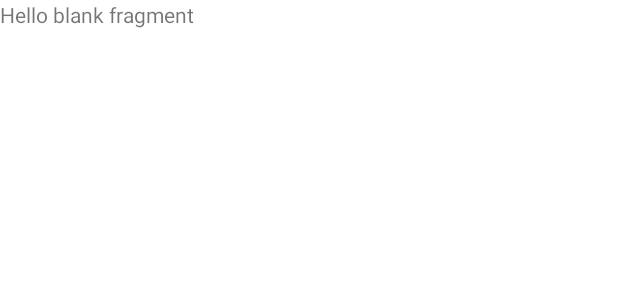
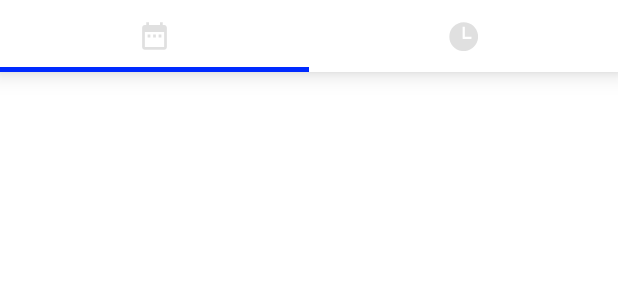
Before and after one commit to minhooooo/ux, an Android app: the layout fragment_calendar.xml on its own in the app's theme, with its tools: preview values and no code run, on a phone screen of 412 x 824 dp. Shown: the top 300 px of the screen. Run offline under Robolectric (Android 15) with nearby library versions, the phone set to English and light mode, and no system bars.

Commit message:
Feat: 캘린더 상단메뉴바 - ScheduleFragment - DeadlineFragment

```diff
--- /dev/null
+++ b/app/src/main/res/drawable/icon_calendar2.xml
@@ -0,0 +1,9 @@
+<vector xmlns:android="http://schemas.android.com/apk/res/android"
+    android:width="18dp"
+    android:height="20dp"
+    android:viewportWidth="18"
+    android:viewportHeight="20">
+  <path
+      android:pathData="M6.25,9.083H4.417V10.917H6.25V9.083ZM9.917,9.083H8.083V10.917H9.917V9.083ZM13.583,9.083H11.75V10.917H13.583V9.083ZM15.417,2.667H14.5V0.833H12.667V2.667H5.333V0.833H3.5V2.667H2.583C1.566,2.667 0.759,3.492 0.759,4.5L0.75,17.333C0.75,17.82 0.943,18.286 1.287,18.63C1.631,18.973 2.097,19.167 2.583,19.167H15.417C16.425,19.167 17.25,18.342 17.25,17.333V4.5C17.25,3.492 16.425,2.667 15.417,2.667ZM15.417,17.333H2.583V7.25H15.417V17.333Z"
+      android:fillColor="#E0E0E0"/>
+</vector>
--- /dev/null
+++ b/app/src/main/res/drawable/icon_deadline.xml
@@ -0,0 +1,9 @@
+<vector xmlns:android="http://schemas.android.com/apk/res/android"
+    android:width="19dp"
+    android:height="19dp"
+    android:viewportWidth="18"
+    android:viewportHeight="18">
+  <path
+      android:pathData="M9.138,0.2C4.202,0.2 0.2,4.202 0.2,9.138C0.2,14.066 4.21,18.075 9.138,18.075C14.073,18.075 18.075,14.073 18.075,9.138C18.075,4.209 14.066,0.2 9.138,0.2ZM13.778,10.512H8.622C8.576,10.512 8.533,10.494 8.5,10.462C8.468,10.43 8.45,10.386 8.45,10.341V3.122C8.45,3.076 8.468,3.033 8.5,3C8.533,2.968 8.576,2.95 8.622,2.95H9.653C9.699,2.95 9.742,2.968 9.775,3C9.807,3.033 9.825,3.076 9.825,3.122V9.138H13.778C13.824,9.138 13.867,9.156 13.9,9.188C13.932,9.22 13.95,9.264 13.95,9.309V10.341C13.95,10.386 13.932,10.43 13.9,10.462C13.867,10.494 13.824,10.512 13.778,10.512Z"
+      android:fillColor="#E0E0E0"/>
+</vector>
--- a/app/src/main/res/layout/fragment_calendar.xml
+++ b/app/src/main/res/layout/fragment_calendar.xml
@@ -1,14 +1,43 @@
 <?xml version="1.0" encoding="utf-8"?>
-<FrameLayout xmlns:android="http://schemas.android.com/apk/res/android"
+<LinearLayout xmlns:android="http://schemas.android.com/apk/res/android"
     xmlns:tools="http://schemas.android.com/tools"
+    xmlns:app="http://schemas.android.com/apk/res-auto"
     android:layout_width="match_parent"
     android:layout_height="match_parent"
-    tools:context=".CalendarFragment">
+    android:orientation="vertical"
+    tools:context=".CalendarFragment" >
 
-    <!-- TODO: Update blank fragment layout -->
-    <TextView
+    <com.google.android.material.tabs.TabLayout
+        android:id="@+id/friend_tabs"
         android:layout_width="match_parent"
-        android:layout_height="match_parent"
-        android:text="@string/hello_blank_fragment" />
+        android:layout_height="wrap_content"
+        android:background="@color/white"
+        android:elevation="10dp"
+        app:tabIconTint="#E0E0E0"
+        app:tabIconTintMode="src_in"
+        app:tabIndicatorColor="@color/main"
+        app:tabIndicatorHeight="3dp"
+        app:tabRippleColor="#E7FFEE"
+        app:tabMode="fixed">
 
-</FrameLayout>
+        <com.google.android.material.tabs.TabItem
+            android:layout_width="wrap_content"
+            android:layout_height="wrap_content"
+            android:enabled="true"
+            android:icon="@drawable/icon_calendar2"
+            app:tabIconTint = "@color/main" />
+        <com.google.android.material.tabs.TabItem
+            android:layout_width="wrap_content"
+            android:layout_height="wrap_content"
+            android:enabled="true"
+            android:icon="@drawable/icon_deadline"
+            app:tabIconTint = "#E0E0E0" />
+    </com.google.android.material.tabs.TabLayout>
+
+    <FrameLayout
+        android:id="@+id/friend_container"
+        android:layout_width="match_parent"
+        android:layout_height="0dp"
+        android:layout_weight="1" />
+
+</LinearLayout>
```
Also changed, not shown: app/src/main/java/com/example/ux/CalendarFragment.kt (+56 -38 lines), app/src/main/java/com/example/ux/DeadlineFragment.kt (added, +59 -0 lines), app/src/main/java/com/example/ux/ScheduleFragment.kt (added, +59 -0 lines), app/src/main/res/layout/fragment_deadline.xml (added, +14 -0 lines), app/src/main/res/layout/fragment_schedule.xml (added, +14 -0 lines).
